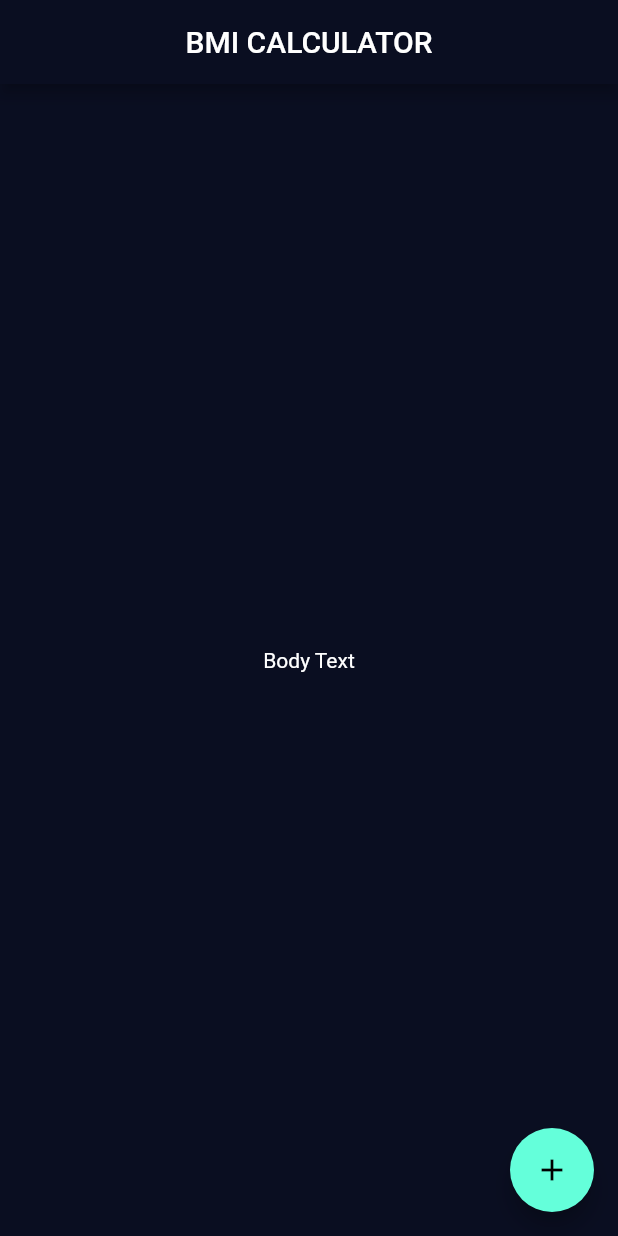
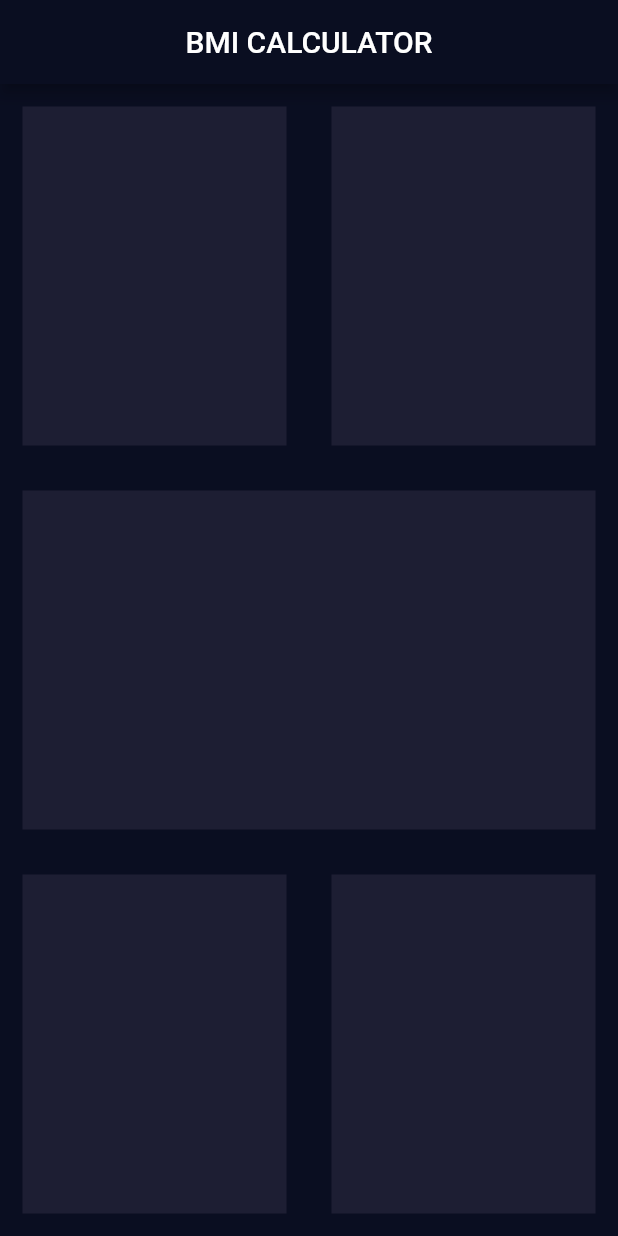
Before and after one commit to Dolnys/bmi_calculator, a Flutter app: the screen it shows after launch, on a phone screen of 412 x 824 dp. Run offline on Flutter 3.47's test engine with Material 2 defaults, Android fonts, the phone set to English and light mode, and no system bars.

Commit message:
prepare column, rows and containers

```diff
--- a/lib/input_page.dart
+++ b/lib/input_page.dart
@@ -10,14 +10,73 @@ class _InputPageState extends State<InputPage> {
   Widget build(BuildContext context) {
     return Scaffold(
       appBar: AppBar(
-        title: Center(child: Text('BMI CALCULATOR')),
+        title: const Center(child: Text('BMI CALCULATOR')),
       ),
-      body: Center(
-        child: Text('Body Text'),
-      ),
-      floatingActionButton: FloatingActionButton(
-        onPressed: () {},
-        child: Icon(Icons.add),
+      body: Column(
+        children: [
+          Expanded(
+            child: Row(
+              children: [
+                Expanded(
+                  child: Container(
+                    margin: const EdgeInsets.all(15),
+                    decoration: const BoxDecoration(
+                      color: Color(0xFF1D1E33),
+                    ),
+                  ),
+                ),
+                Expanded(
+                  child: Container(
+                    margin: const EdgeInsets.all(15),
+                    decoration: const BoxDecoration(
+                      color: Color(0xFF1D1E33),
+                    ),
+                  ),
+                ),
+              ],
+            ),
+          ),
+          Expanded(
+            child: Row(
+              children: [
+                Expanded(
+                  child: Container(
+                    margin: const EdgeInsets.all(15),
+                    decoration: const BoxDecoration(
+                      color: Color(0xFF1D1E33),
+                    ),
+                  ),
+                ),
+              ],
+            ),
+          ),
+          Expanded(
+            child: Row(
+              children: [
+                Expanded(
+                  child: Expanded(
+                    child: Container(
+                      margin: const EdgeInsets.all(15),
+                      decoration: const BoxDecoration(
+                        color: Color(0xFF1D1E33),
+                      ),
+                    ),
+                  ),
+                ),
+                Expanded(
+                  child: Expanded(
+                    child: Container(
+                      margin: const EdgeInsets.all(15),
+                      decoration: const BoxDecoration(
+                        color: Color(0xFF1D1E33),
+                      ),
+                    ),
+                  ),
+                ),
+              ],
+            ),
+          ),
+        ],
       ),
     );
   }
```
